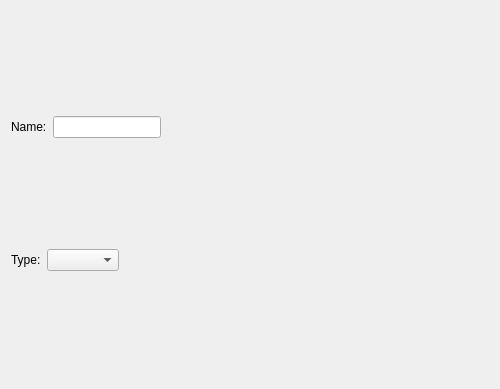
Old version of the form ui_files/ui_composition_dialog.ui in the repository JYU-IBA/potku.
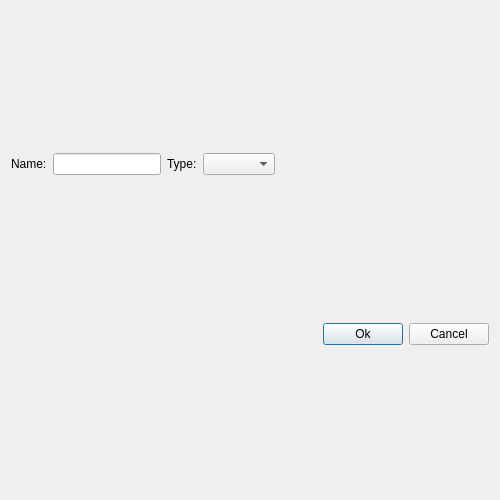
New version of the form.

Commit message: The user can now add a new foil to the detector. Changing the type of the foil is seen in the ui.

```diff
--- a/ui_files/ui_composition_dialog.ui
+++ b/ui_files/ui_composition_dialog.ui
@@ -7,13 +7,13 @@
     <x>0</x>
     <y>0</y>
     <width>500</width>
-    <height>389</height>
+    <height>500</height>
    </rect>
   </property>
   <property name="minimumSize">
    <size>
     <width>500</width>
-    <height>300</height>
+    <height>450</height>
    </size>
   </property>
   <property name="windowTitle">
@@ -23,7 +23,7 @@
    <item>
     <layout class="QHBoxLayout" name="horizontalLayout">
      <item>
-      <layout class="QVBoxLayout" name="verticalLayout_2">
+      <layout class="QHBoxLayout" name="horizontalLayout_4">
        <item>
         <layout class="QHBoxLayout" name="horizontalLayout_3">
          <item>
@@ -36,19 +36,6 @@
          <item>
           <widget class="QLineEdit" name="nameEdit"/>
          </item>
-         <item>
-          <spacer name="horizontalSpacer_3">
-           <property name="orientation">
-            <enum>Qt::Horizontal</enum>
-           </property>
-           <property name="sizeHint" stdset="0">
-            <size>
-             <width>40</width>
-             <height>20</height>
-            </size>
-           </property>
-          </spacer>
-         </item>
         </layout>
        </item>
        <item>
@@ -63,19 +50,6 @@
          <item>
           <widget class="QComboBox" name="typeComboBox"/>
          </item>
-         <item>
-          <spacer name="horizontalSpacer_2">
-           <property name="orientation">
-            <enum>Qt::Horizontal</enum>
-           </property>
-           <property name="sizeHint" stdset="0">
-            <size>
-             <width>40</width>
-             <height>20</height>
-            </size>
-           </property>
-          </spacer>
-         </item>
         </layout>
        </item>
        <item>
@@ -101,6 +75,37 @@
    <item>
     <layout class="QGridLayout" name="matplotlib_layout"/>
    </item>
+   <item>
+    <layout class="QHBoxLayout" name="horizontalLayout_5">
+     <item>
+      <spacer name="horizontalSpacer_2">
+       <property name="orientation">
+        <enum>Qt::Horizontal</enum>
+       </property>
+       <property name="sizeHint" stdset="0">
+        <size>
+         <width>40</width>
+         <height>20</height>
+        </size>
+       </property>
+      </spacer>
+     </item>
+     <item>
+      <widget class="QPushButton" name="okButton">
+       <property name="text">
+        <string>Ok</string>
+       </property>
+      </widget>
+     </item>
+     <item>
+      <widget class="QPushButton" name="cancelButton">
+       <property name="text">
+        <string>Cancel</string>
+       </property>
+      </widget>
+     </item>
+    </layout>
+   </item>
   </layout>
  </widget>
  <layoutdefault spacing="6" margin="11"/>
```
Left out of the diff: 6 changed lines with no effect on the pictures. The commit also changes 4 other files.
